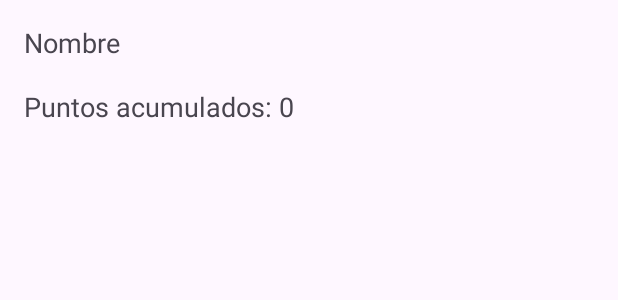
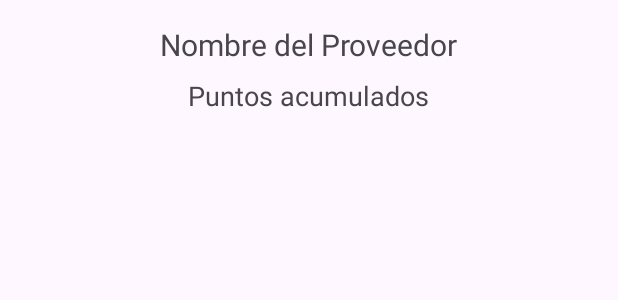
Before and after one commit to RodrigoLupo/EcompostApp, an Android app: the layout activity_profile.xml on its own in the app's theme, with its tools: preview values and no code run, on a phone screen of 412 x 824 dp. Shown: the top 300 px of the screen. Run offline under Robolectric (Android 15) with nearby library versions, the phone set to English and light mode, and no system bars.

Commit message:
canje y refresh swipe

```diff
--- a/app/build.gradle.kts
+++ b/app/build.gradle.kts
@@ -42,7 +42,7 @@ dependencies {
     implementation(libs.material)
     implementation("com.github.bumptech.glide:glide:4.16.0")
     annotationProcessor ("com.github.bumptech.glide:compiler:4.16.0")
-
+    implementation("androidx.swiperefreshlayout:swiperefreshlayout:1.1.0")
     implementation("androidx.lifecycle:lifecycle-runtime-ktx:2.6.1")
     implementation("org.jetbrains.kotlinx:kotlinx-coroutines-android:1.6.4")
     implementation("com.squareup.retrofit2:retrofit:2.11.0")
--- a/app/src/main/AndroidManifest.xml
+++ b/app/src/main/AndroidManifest.xml
@@ -10,7 +10,7 @@
         android:fullBackupContent="@xml/backup_rules"
         android:icon="@mipmap/ic_launcher"
         android:label="@string/app_name"
-        android:networkSecurityConfig="@layout/network_security_config"
+        android:networkSecurityConfig="@xml/network_security_config"
         android:roundIcon="@mipmap/ic_launcher_round"
         android:supportsRtl="true"
         android:theme="@style/Theme.Ecompost"
--- a/app/src/main/java/com/example/ecompost/ApiService.kt
+++ b/app/src/main/java/com/example/ecompost/ApiService.kt
@@ -7,6 +7,7 @@ import retrofit2.http.Header
 import retrofit2.http.POST
 
 interface ApiService {
+
     @POST("register_proveedor/")
     fun registerProveedor(@Body user: User): Call<TokenResponse>
 
@@ -15,4 +16,7 @@ interface ApiService {
 
     @GET("profile_proveedor/")
     fun getProfile(@Header("Authorization") token: String): Call<ProfileResponse>
+
+    @POST("canjear_puntos/")
+    fun canjearPuntos(@Header("Authorization") token: String, @Body request: CanjeRequest): Call<CanjeResponse>
 }
--- a/app/src/main/java/com/example/ecompost/RetrofitClient.kt
+++ b/app/src/main/java/com/example/ecompost/RetrofitClient.kt
@@ -2,8 +2,9 @@ package com.example.ecompost
 import retrofit2.Retrofit
 import retrofit2.converter.gson.GsonConverterFactory
 
+
 object RetrofitClient {
-    private const val BASE_URL = "http://192.168.0.104:8000/api/"
+    private const val BASE_URL = "http://192.168.15.153:8000/api/"
 
     private val retrofit: Retrofit by lazy {
         Retrofit.Builder()
--- a/app/src/main/res/layout/activity_profile.xml
+++ b/app/src/main/res/layout/activity_profile.xml
@@ -1,32 +1,46 @@
-<RelativeLayout
-    xmlns:android="http://schemas.android.com/apk/res/android"
+<?xml version="1.0" encoding="utf-8"?>
+<androidx.constraintlayout.widget.ConstraintLayout xmlns:android="http://schemas.android.com/apk/res/android"
+    xmlns:app="http://schemas.android.com/apk/res-auto"
+    xmlns:tools="http://schemas.android.com/tools"
     android:layout_width="match_parent"
     android:layout_height="match_parent"
-    android:orientation="vertical"
-    android:padding="16dp">
+    tools:context=".ProfileActivity">
+
+    <androidx.swiperefreshlayout.widget.SwipeRefreshLayout
+        android:id="@+id/swipeRefreshLayout"
+        android:layout_width="match_parent"
+        android:layout_height="match_parent">
+
+        <LinearLayout
+            android:layout_width="match_parent"
+            android:layout_height="match_parent"
+            android:orientation="vertical">
+
             <TextView
                 android:id="@+id/name_provee"
                 android:layout_width="wrap_content"
                 android:layout_height="wrap_content"
-        android:text="Nombre"
-        android:textSize="18sp" />
-
+                android:text="Nombre del Proveedor"
+                android:textSize="20sp"
+                android:layout_gravity="center_horizontal"
+                android:layout_marginTop="16dp" />
 
             <TextView
                 android:id="@+id/textViewPuntos"
                 android:layout_width="wrap_content"
                 android:layout_height="wrap_content"
-        android:layout_below="@+id/name_provee"
-        android:layout_marginTop="18dp"
-        android:text="Puntos acumulados: 0"
-        android:textSize="18sp" />
+                android:text="Puntos acumulados"
+                android:textSize="18sp"
+                android:layout_gravity="center_horizontal"
+                android:layout_marginTop="8dp" />
 
             <androidx.recyclerview.widget.RecyclerView
                 android:id="@+id/recyclerViewProductos"
                 android:layout_width="match_parent"
-        android:layout_height="match_parent"
-        android:layout_below="@id/textViewPuntos"
-        android:layout_marginTop="16dp"
-        android:padding="16dp" />
+                android:layout_height="0dp"
+                android:layout_weight="1"
+                android:layout_marginTop="16dp" />
+        </LinearLayout>
+    </androidx.swiperefreshlayout.widget.SwipeRefreshLayout>
 
-</RelativeLayout>
+</androidx.constraintlayout.widget.ConstraintLayout>
--- a/app/src/main/res/layout/network_security_config.xml
+++ b/app/src/main/res/xml/network_security_config.xml
@@ -2,6 +2,6 @@
 <network-security-config xmlns:android="http://schemas.android.com/apk/res/android">
 
     <domain-config cleartextTrafficPermitted="true">
-        <domain includeSubdomains="true">192.168.0.104</domain>
+        <domain includeSubdomains="true">192.168.15.153</domain>
     </domain-config>
 </network-security-config>
--- a/gradle/libs.versions.toml
+++ b/gradle/libs.versions.toml
@@ -9,6 +9,7 @@ appcompat = "1.7.0"
 material = "1.12.0"
 activity = "1.8.0"
 constraintlayout = "2.1.4"
+swiperefreshlayout = "1.1.0"
 
 [libraries]
 androidx-core-ktx = { group = "androidx.core", name = "core-ktx", version.ref = "coreKtx" }
@@ -19,6 +20,7 @@ androidx-appcompat = { group = "androidx.appcompat", name = "appcompat", version
 material = { group = "com.google.android.material", name = "material", version.ref = "material" }
 androidx-activity = { group = "androidx.activity", name = "activity", version.ref = "activity" }
 androidx-constraintlayout = { group = "androidx.constraintlayout", name = "constraintlayout", version.ref = "constraintlayout" }
+androidx-swiperefreshlayout = { group = "androidx.swiperefreshlayout", name = "swiperefreshlayout", version.ref = "swiperefreshlayout" }
 
 [plugins]
 androidApplication = { id = "com.android.application", version.ref = "agp" }
```
Also changed, not shown: app/src/main/java/com/example/ecompost/CanjeRequest.kt (added, +7 -0 lines), app/src/main/java/com/example/ecompost/CanjeResponse.kt (added, +10 -0 lines), app/src/main/java/com/example/ecompost/PreferenceHelper.kt (added, +52 -0 lines), app/src/main/java/com/example/ecompost/ProductoAdapter.kt (+48 -37 lines), app/src/main/java/com/example/ecompost/ProfileActivity.kt (+29 -8 lines), app/src/main/res/layout/item_producto.xml (+18 -12 lines). Lines whose indentation alone changed are shown as unchanged.
